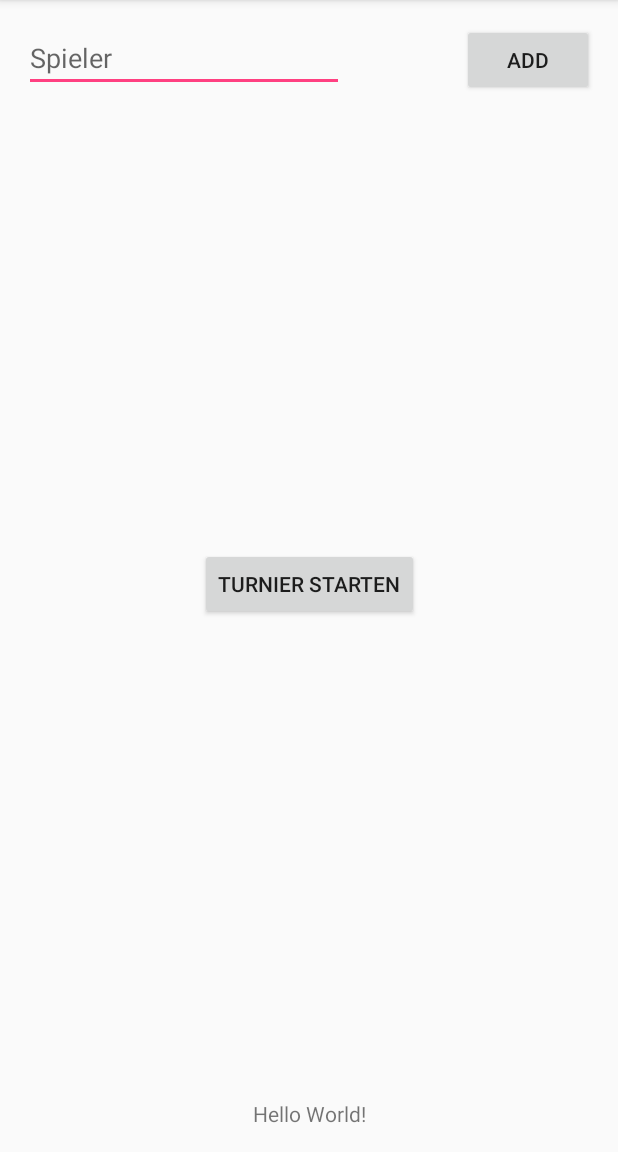
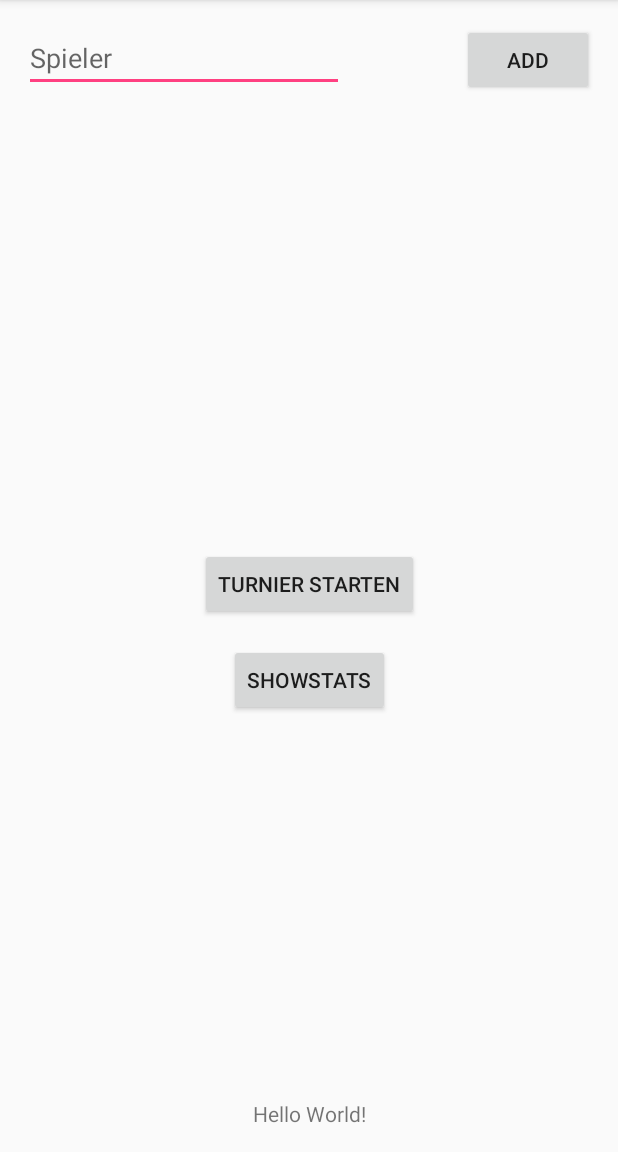
Before and after one commit to benmweber/Spikeballgit, an Android app: the screen it shows after launch (MainActivity), on a phone screen of 412 x 824 dp, the part 84-1236 px from its top. Run offline under Robolectric (Android 15) with nearby library versions, the phone set to English and light mode, and no system bars.

```diff
--- a/Spikeball/app/src/main/java/com/example/ben/spikeball/Player.java
+++ b/Spikeball/app/src/main/java/com/example/ben/spikeball/Player.java
@@ -10,6 +10,8 @@ public class Player implements Parcelable {
     private boolean played_last_match = false;
 
     public int mmr = 0;
+
+    public boolean checked = false;
 
     public Player(String input, int input_mmr)
 
--- a/Spikeball/app/src/main/res/layout/activity_main.xml
+++ b/Spikeball/app/src/main/res/layout/activity_main.xml
@@ -70,4 +70,19 @@
         app:layout_constraintStart_toStartOf="parent"
         app:layout_constraintTop_toBottomOf="@+id/addPlayer" />
 
+    <Button
+        android:id="@+id/showStats"
+        android:layout_width="wrap_content"
+        android:layout_height="wrap_content"
+        android:layout_marginEnd="136dp"
+        android:layout_marginLeft="136dp"
+        android:layout_marginRight="136dp"
+        android:layout_marginStart="136dp"
+        android:layout_marginTop="16dp"
+        android:onClick="showStats"
+        android:text="ShowStats"
+        app:layout_constraintEnd_toEndOf="parent"
+        app:layout_constraintStart_toStartOf="parent"
+        app:layout_constraintTop_toBottomOf="@+id/start" />
+
 </android.support.constraint.ConstraintLayout>
```
Also changed, not shown: Spikeball/app/src/main/java/com/example/ben/spikeball/MainActivity.java (+48 -2 lines), Spikeball/app/src/main/java/com/example/ben/spikeball/MyAdapter.java (+11 -6 lines), Spikeball/app/src/main/res/drawable/check.xml (added, +17 -0 lines), Spikeball/app/src/main/res/drawable/check_ic.xml (added, +17 -0 lines), Spikeball/app/src/main/res/layout/recyclerview_row.xml (+12 -4 lines).
